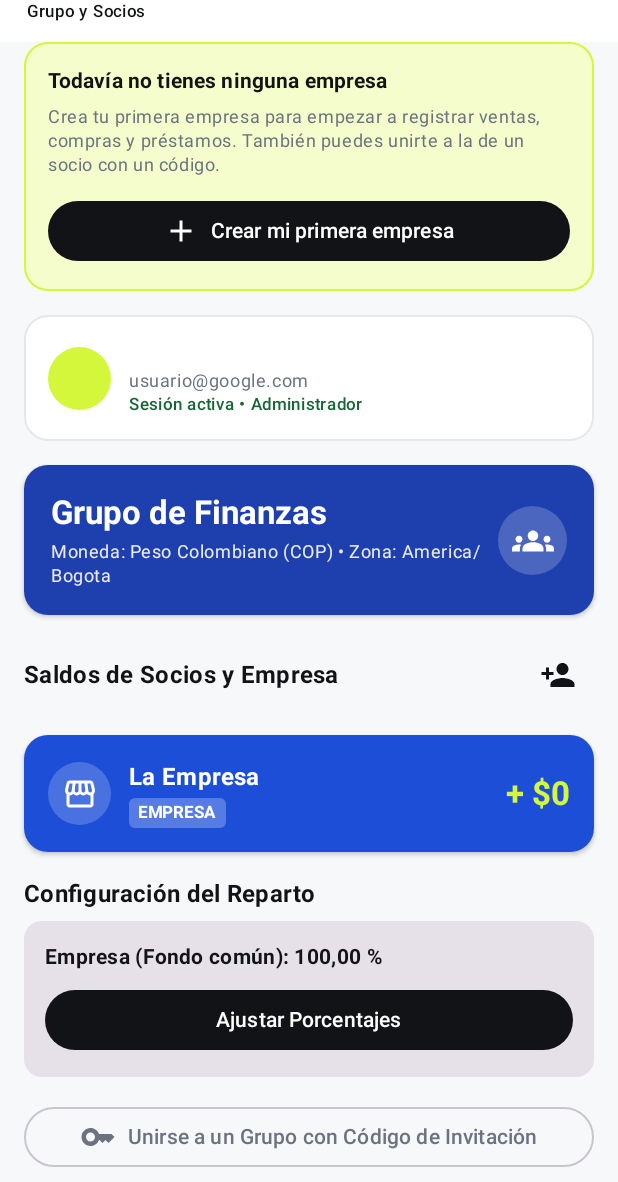
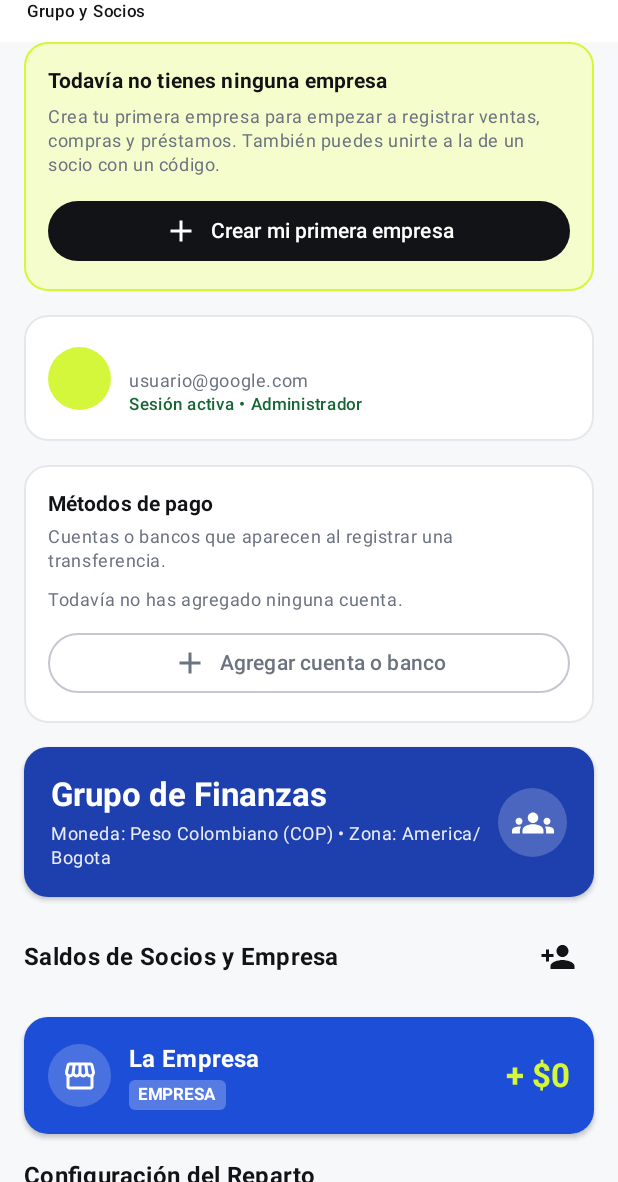
Before and after one commit to Nilexpat/app-control-de-finanzas, an Android app built with Jetpack Compose: the composable GroupScreen shown on its own in the app's theme, on a phone screen of 412 x 824 dp, the part 54-1236 px from its top. Run offline under Robolectric (Android 15) with nearby library versions, the phone set to English and light mode, and no system bars; our stand-ins replace Firebase (no records; nobody signed in at launch, a user with empty details on screens opened directly), Room's generated code; 5 statements that could not run were skipped.

Commit message:
feat(ui): seccion de metodos de pago con agregar y eliminar cuentas

```diff
--- a/app/src/main/java/com/example/ui/screens/GroupScreen.kt
+++ b/app/src/main/java/com/example/ui/screens/GroupScreen.kt
@@ -235,6 +235,93 @@ fun GroupScreen(
                         Icon(Icons.Default.Logout, contentDescription = null)
                         Spacer(modifier = Modifier.width(8.dp))
                         Text("Abandonar esta empresa", fontWeight = FontWeight.SemiBold)
+                    }
+                }
+            }
+
+            // Metodos de pago (cuentas de transferencia). Solo el Admin puede
+            // agregarlas o eliminarlas.
+            item {
+                Card(
+                    modifier = Modifier
+                        .fillMaxWidth()
+                        .testTag("payment_methods_card"),
+                    shape = RoundedCornerShape(16.dp),
+                    colors = CardDefaults.cardColors(containerColor = BrandSurface),
+                    border = BorderStroke(1.dp, BrandBorder)
+                ) {
+                    Column(modifier = Modifier.padding(16.dp)) {
+                        Text(
+                            text = "Métodos de pago",
+                            style = MaterialTheme.typography.titleSmall,
+                            fontWeight = FontWeight.Bold,
+                            color = BrandDark
+                        )
+                        Spacer(modifier = Modifier.height(4.dp))
+                        Text(
+                            text = "Cuentas o bancos que aparecen al registrar una transferencia.",
+                            style = MaterialTheme.typography.bodySmall,
+                            color = BrandTextSecondary
+                        )
+                        Spacer(modifier = Modifier.height(10.dp))
+
+                        if (transferAccounts.isEmpty()) {
+                            Text(
+                                text = "Todavía no has agregado ninguna cuenta.",
+                                style = MaterialTheme.typography.bodySmall,
+                                color = BrandTextSecondary
+                            )
+                        } else {
+                            // Lista sin repetidos: se agrupa por nombre para que
+                            // nunca se vean duplicados, aunque en la base los haya.
+                            transferAccounts
+                                .distinctBy { it.name.trim().lowercase() }
+                                .forEach { cuenta ->
+                                    Row(
+                                        modifier = Modifier.fillMaxWidth(),
+                                        horizontalArrangement = Arrangement.SpaceBetween,
+                                        verticalAlignment = Alignment.CenterVertically
+                                    ) {
+                                        Row(verticalAlignment = Alignment.CenterVertically) {
+                                            Icon(
+                                                Icons.Default.AccountBalance,
+                                                contentDescription = null,
+                                                tint = BrandTextSecondary,
+                                                modifier = Modifier.size(18.dp)
+                                            )
+                                            Spacer(modifier = Modifier.width(8.dp))
+                                            Text(cuenta.name, style = MaterialTheme.typography.bodyMedium)
+                                        }
+                                        if (isAdmin) {
+                                            IconButton(
+                                                onClick = { viewModel.deleteTransferAccount(cuenta.id) },
+                                                modifier = Modifier.testTag("delete_account_${cuenta.id}")
+                                            ) {
+                                                Icon(
+                                                    Icons.Default.Delete,
+                                                    contentDescription = "Eliminar ${cuenta.name}",
+                                                    tint = FinanceRed,
+                                                    modifier = Modifier.size(18.dp)
+                                                )
+                                            }
+                                        }
+                                    }
+                                }
+                        }
+
+                        if (isAdmin) {
+                            Spacer(modifier = Modifier.height(10.dp))
+                            OutlinedButton(
+                                onClick = { showAddAccountDialog = true },
+                                modifier = Modifier
+                                    .fillMaxWidth()
+                                    .testTag("add_account_btn")
+                            ) {
+                                Icon(Icons.Default.Add, contentDescription = null)
+                                Spacer(modifier = Modifier.width(8.dp))
+                                Text("Agregar cuenta o banco")
+                            }
+                        }
                     }
                 }
             }
```
